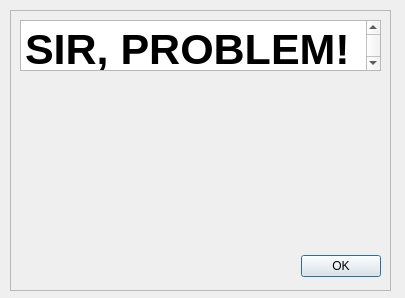
Above: cataglyphis_gui/qt_project_src/cataglyphis_gui/generic_error_dialog_form.ui from wvu-irl/cataglyphis3-software before the change. Below: the same form after it.
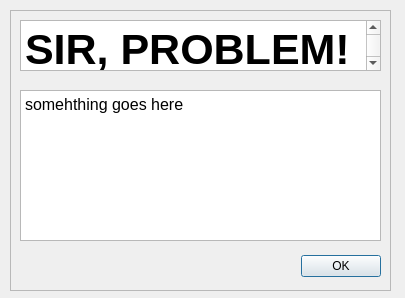
That is the form after the change.

What changed in the file:
```diff
--- a/cataglyphis_gui/qt_project_src/cataglyphis_gui/generic_error_dialog_form.ui
+++ b/cataglyphis_gui/qt_project_src/cataglyphis_gui/generic_error_dialog_form.ui
@@ -78,6 +78,41 @@
      <set>Qt::NoTextInteraction</set>
     </property>
    </widget>
+   <widget class="QPlainTextEdit" name="footer">
+    <property name="geometry">
+     <rect>
+      <x>10</x>
+      <y>80</y>
+      <width>361</width>
+      <height>151</height>
+     </rect>
+    </property>
+    <property name="font">
+     <font>
+      <pointsize>12</pointsize>
+      <weight>50</weight>
+      <italic>false</italic>
+      <bold>false</bold>
+      <kerning>true</kerning>
+     </font>
+    </property>
+    <property name="sizeAdjustPolicy">
+     <enum>QAbstractScrollArea::AdjustToContentsOnFirstShow</enum>
+    </property>
+    <property name="undoRedoEnabled">
+     <bool>false</bool>
+    </property>
+    <property name="readOnly">
+     <bool>true</bool>
+    </property>
+    <property name="plainText">
+     <string>somehthing goes here
+</string>
+    </property>
+    <property name="textInteractionFlags">
+     <set>Qt::NoTextInteraction</set>
+    </property>
+   </widget>
   </widget>
  </widget>
  <resources/>
```
Left out of the diff: 2 changed lines with no effect on the pictures.
